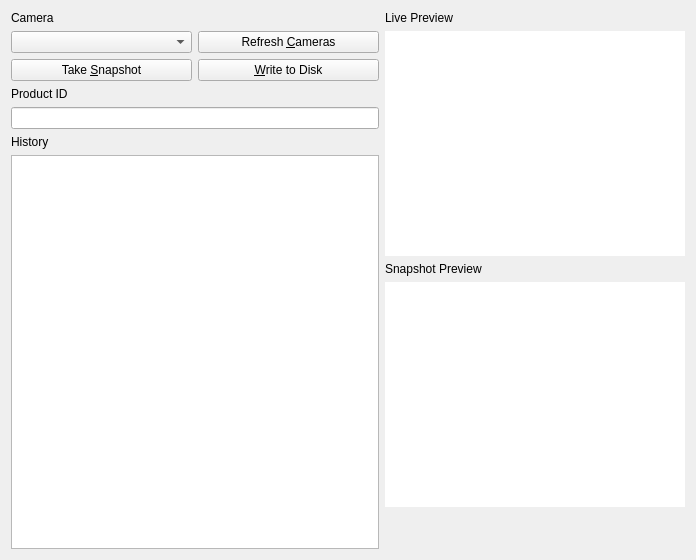
The window that scanwindow.ui (wolfpackmars2/inventory_gui) describes before a commit, drawn with Qt 5.
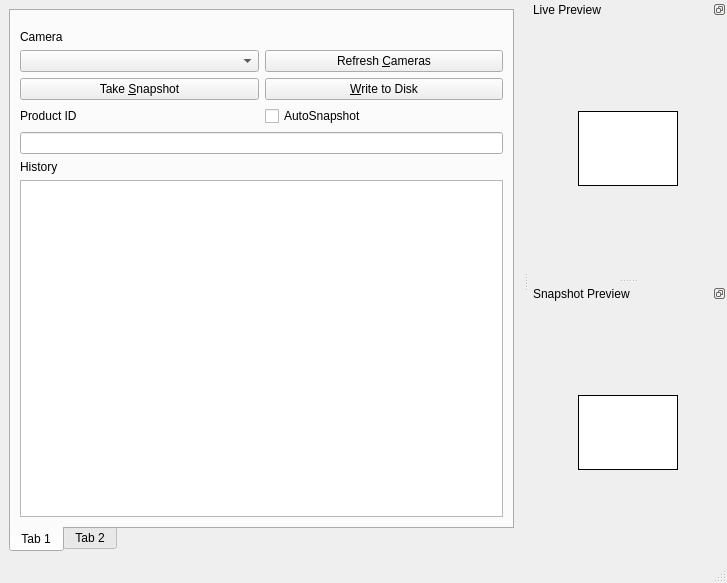
The same window after the commit. The open tabs and pages were chosen to show the change.

The edit to the form file:
```diff
--- a/scanwindow.ui
+++ b/scanwindow.ui
@@ -1,21 +1,38 @@
 <?xml version="1.0" encoding="UTF-8"?>
 <ui version="4.0">
- <class>Form</class>
- <widget class="QWidget" name="Form">
+ <class>MainWindow</class>
+ <widget class="QMainWindow" name="MainWindow">
   <property name="geometry">
    <rect>
     <x>0</x>
     <y>0</y>
-    <width>696</width>
-    <height>560</height>
+    <width>727</width>
+    <height>583</height>
    </rect>
   </property>
   <property name="windowTitle">
    <string>Form</string>
   </property>
+  <widget class="QWidget" name="centralwidget">
   <layout class="QHBoxLayout" name="horizontalLayout_3">
    <item>
+     <widget class="QTabWidget" name="tabWidget">
+      <property name="tabPosition">
+       <enum>QTabWidget::South</enum>
+      </property>
+      <property name="currentIndex">
+       <number>1</number>
+      </property>
+      <widget class="QWidget" name="tab">
+       <attribute name="title">
+        <string>Tab 1</string>
+       </attribute>
+       <layout class="QVBoxLayout" name="verticalLayout">
+        <item>
     <layout class="QVBoxLayout" name="verticalLayout_6">
+          <property name="topMargin">
+           <number>10</number>
+          </property>
      <item>
       <layout class="QVBoxLayout" name="verticalLayout_5">
        <item>
@@ -69,6 +86,8 @@
      <item>
       <layout class="QVBoxLayout" name="verticalLayout_2">
        <item>
+             <layout class="QHBoxLayout" name="horizontalLayout_4">
+              <item>
         <widget class="QLabel" name="label">
          <property name="text">
           <string>Product ID</string>
@@ -79,6 +98,15 @@
         </widget>
        </item>
        <item>
+               <widget class="QCheckBox" name="checkBox">
+                <property name="text">
+                 <string>AutoSnapshot</string>
+                </property>
+               </widget>
+              </item>
+             </layout>
+            </item>
+            <item>
         <widget class="QLineEdit" name="txtInput"/>
        </item>
       </layout>
@@ -102,45 +130,96 @@
      </item>
     </layout>
    </item>
-   <item>
-    <layout class="QVBoxLayout" name="verticalLayout">
-     <item>
-      <widget class="QLabel" name="label_4">
-       <property name="sizePolicy">
-        <sizepolicy hsizetype="Fixed" vsizetype="Fixed">
-         <horstretch>0</horstretch>
-         <verstretch>0</verstretch>
-        </sizepolicy>
-       </property>
-       <property name="minimumSize">
-        <size>
-         <width>300</width>
-         <height>0</height>
-        </size>
-       </property>
-       <property name="text">
+       </layout>
+      </widget>
+      <widget class="QWidget" name="tab_2">
+       <attribute name="title">
+        <string>Tab 2</string>
+       </attribute>
+      </widget>
+     </widget>
+    </item>
+   </layout>
+  </widget>
+  <widget class="QMenuBar" name="menubar">
+   <property name="geometry">
+    <rect>
+     <x>0</x>
+     <y>0</y>
+     <width>727</width>
+     <height>27</height>
+    </rect>
+   </property>
+  </widget>
+  <widget class="QStatusBar" name="statusbar"/>
+  <widget class="QDockWidget" name="dockLivePreview">
+   <property name="features">
+    <set>QDockWidget::DockWidgetFloatable|QDockWidget::DockWidgetMovable</set>
+   </property>
+   <property name="windowTitle">
         <string>Live Preview</string>
        </property>
-      </widget>
+   <attribute name="dockWidgetArea">
+    <number>2</number>
+   </attribute>
+   <widget class="QWidget" name="dockWidgetContents">
+    <layout class="QGridLayout" name="gridLayout">
+     <item row="0" column="1">
+      <spacer name="verticalSpacer">
+       <property name="orientation">
+        <enum>Qt::Vertical</enum>
+       </property>
+       <property name="sizeHint" stdset="0">
+        <size>
+         <width>20</width>
+         <height>40</height>
+        </size>
+       </property>
+      </spacer>
      </item>
-     <item>
+     <item row="1" column="0">
+      <spacer name="horizontalSpacer">
+       <property name="orientation">
+        <enum>Qt::Horizontal</enum>
+       </property>
+       <property name="sizeHint" stdset="0">
+        <size>
+         <width>40</width>
+         <height>20</height>
+        </size>
+       </property>
+      </spacer>
+     </item>
+     <item row="1" column="1">
       <widget class="QLabel" name="lblLiveView">
        <property name="sizePolicy">
-        <sizepolicy hsizetype="Fixed" vsizetype="Fixed">
+        <sizepolicy hsizetype="Minimum" vsizetype="Minimum">
          <horstretch>0</horstretch>
          <verstretch>0</verstretch>
         </sizepolicy>
        </property>
        <property name="minimumSize">
         <size>
-         <width>300</width>
-         <height>225</height>
+         <width>100</width>
+         <height>75</height>
         </size>
        </property>
        <property name="maximumSize">
         <size>
-         <width>300</width>
-         <height>225</height>
+         <width>1600</width>
+         <height>1200</height>
+        </size>
+       </property>
+       <property name="sizeIncrement">
+        <size>
+         <width>0</width>
+         <height>0</height>
+        </size>
+       </property>
+       <property name="baseSize">
+        <size>
+         <width>0</width>
+         <height>0</height>
         </size>
        </property>
        <property name="palette">
@@ -561,51 +640,85 @@
        <property name="autoFillBackground">
         <bool>true</bool>
        </property>
+       <property name="frameShape">
+        <enum>QFrame::Box</enum>
+       </property>
        <property name="text">
         <string/>
        </property>
        <property name="scaledContents">
         <bool>true</bool>
        </property>
+       <property name="alignment">
+        <set>Qt::AlignHCenter|Qt::AlignTop</set>
+       </property>
       </widget>
      </item>
-     <item>
-      <widget class="QLabel" name="label_5">
-       <property name="sizePolicy">
-        <sizepolicy hsizetype="Fixed" vsizetype="Fixed">
-         <horstretch>0</horstretch>
-         <verstretch>0</verstretch>
-        </sizepolicy>
+     <item row="1" column="2">
+      <spacer name="horizontalSpacer_2">
+       <property name="orientation">
+        <enum>Qt::Horizontal</enum>
        </property>
-       <property name="minimumSize">
+       <property name="sizeHint" stdset="0">
         <size>
-         <width>300</width>
-         <height>0</height>
+         <width>40</width>
+         <height>20</height>
         </size>
        </property>
-       <property name="text">
+      </spacer>
+     </item>
+     <item row="2" column="1">
+      <spacer name="verticalSpacer_2">
+       <property name="orientation">
+        <enum>Qt::Vertical</enum>
+       </property>
+       <property name="sizeHint" stdset="0">
+        <size>
+         <width>20</width>
+         <height>40</height>
+        </size>
+       </property>
+      </spacer>
+     </item>
+    </layout>
+   </widget>
+  </widget>
+  <widget class="QDockWidget" name="dockSnapshotPreview">
+   <property name="features">
+    <set>QDockWidget::DockWidgetFloatable|QDockWidget::DockWidgetMovable</set>
+   </property>
+   <property name="windowTitle">
         <string>Snapshot Preview</string>
        </property>
-      </widget>
-     </item>
-     <item>
+   <attribute name="dockWidgetArea">
+    <number>2</number>
+   </attribute>
+   <widget class="QWidget" name="dockWidgetContents_2">
+    <layout class="QGridLayout" name="gridLayout_2">
+     <item row="1" column="1">
       <widget class="QLabel" name="lblPreview">
        <property name="sizePolicy">
-        <sizepolicy hsizetype="Fixed" vsizetype="Fixed">
+        <sizepolicy hsizetype="Minimum" vsizetype="Minimum">
          <horstretch>0</horstretch>
          <verstretch>0</verstretch>
         </sizepolicy>
        </property>
        <property name="minimumSize">
         <size>
-         <width>300</width>
-         <height>225</height>
+         <width>100</width>
+         <height>75</height>
         </size>
        </property>
        <property name="maximumSize">
         <size>
-         <width>300</width>
-         <height>225</height>
+         <width>1600</width>
+         <height>1200</height>
+        </size>
+       </property>
+       <property name="baseSize">
+        <size>
+         <width>0</width>
+         <height>0</height>
         </size>
        </property>
        <property name="palette">
@@ -1026,17 +1139,36 @@
        <property name="autoFillBackground">
         <bool>true</bool>
        </property>
+       <property name="frameShape">
+        <enum>QFrame::Box</enum>
+       </property>
        <property name="text">
         <string/>
        </property>
        <property name="scaledContents">
         <bool>true</bool>
        </property>
+       <property name="alignment">
+        <set>Qt::AlignHCenter|Qt::AlignTop</set>
+       </property>
       </widget>
      </item>
-     <item>
-      <spacer name="verticalSpacer">
+     <item row="1" column="0">
+      <spacer name="horizontalSpacer_3">
        <property name="orientation">
+        <enum>Qt::Horizontal</enum>
+       </property>
+       <property name="sizeHint" stdset="0">
+        <size>
+         <width>40</width>
+         <height>20</height>
+        </size>
+       </property>
+      </spacer>
+     </item>
+     <item row="0" column="1">
+      <spacer name="verticalSpacer_3">
+       <property name="orientation">
         <enum>Qt::Vertical</enum>
        </property>
        <property name="sizeHint" stdset="0">
@@ -1047,9 +1179,35 @@
        </property>
       </spacer>
      </item>
-    </layout>
-   </item>
-  </layout>
+     <item row="1" column="2">
+      <spacer name="horizontalSpacer_4">
+       <property name="orientation">
+        <enum>Qt::Horizontal</enum>
+       </property>
+       <property name="sizeHint" stdset="0">
+        <size>
+         <width>40</width>
+         <height>20</height>
+        </size>
+       </property>
+      </spacer>
+     </item>
+     <item row="2" column="1">
+      <spacer name="verticalSpacer_4">
+       <property name="orientation">
+        <enum>Qt::Vertical</enum>
+       </property>
+       <property name="sizeHint" stdset="0">
+        <size>
+         <width>20</width>
+         <height>40</height>
+        </size>
+       </property>
+      </spacer>
+     </item>
+    </layout>
+   </widget>
+  </widget>
  </widget>
  <resources/>
  <connections/>
```
Left out of the diff: 2 changed lines with no effect on the pictures. Lines whose indentation alone changed are shown as unchanged.
